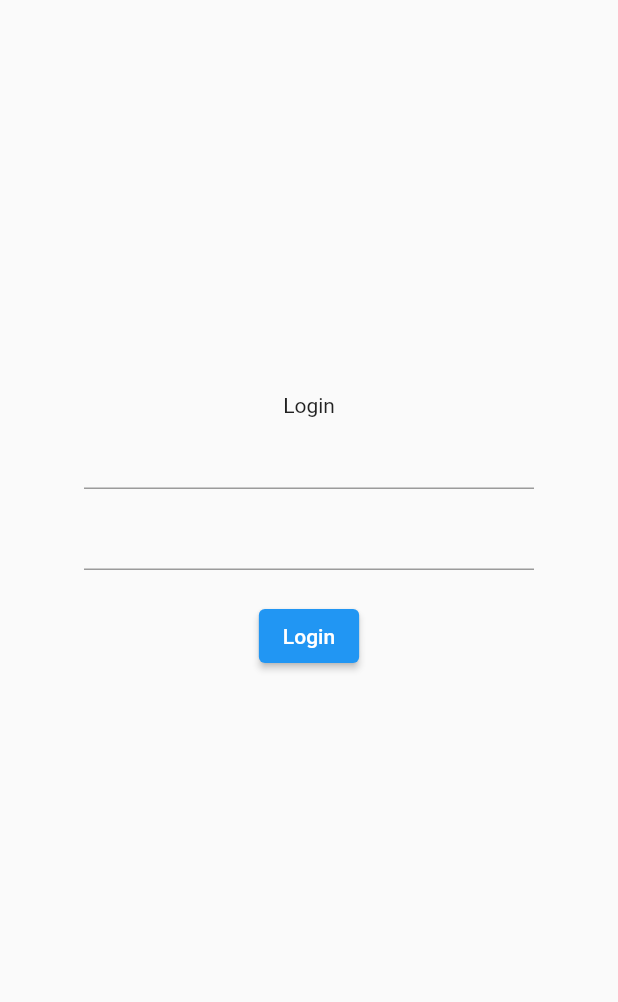
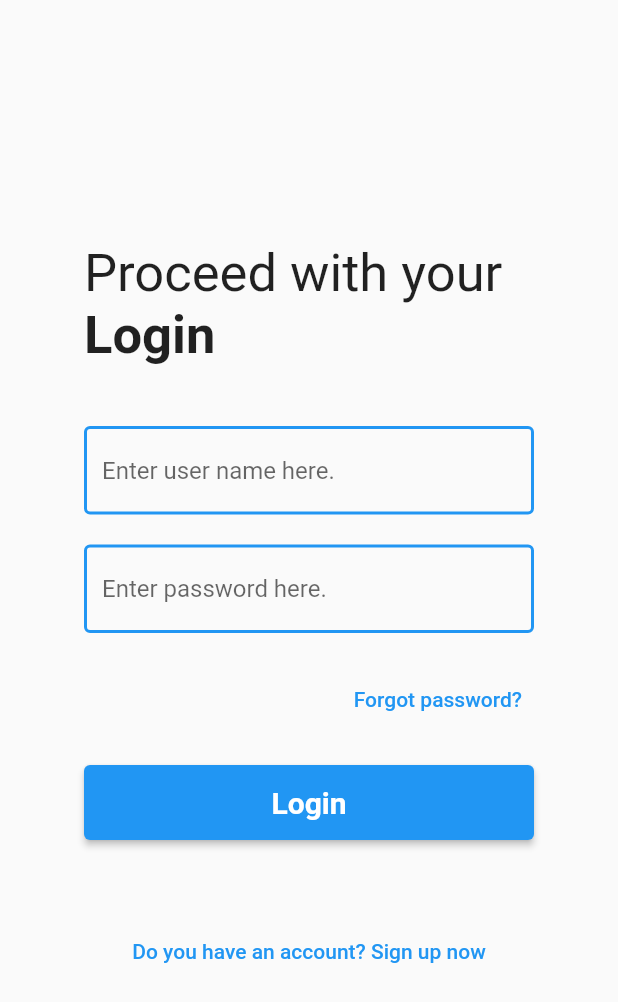
Before and after one commit to Zen-99/I-want, a Flutter app: the screen it shows after launch, on a phone screen of 412 x 824 dp. Shown: the top 1002 px of the screen. Run offline on Flutter 3.47's test engine with Material 2 defaults, Android fonts, the phone set to English and light mode, and no system bars; our stand-ins replace flutter_profile_picture.

Commit message:
login completed

```diff
--- a/lib/screens/authentication/authenticatr.dart
+++ b/lib/screens/authentication/authenticatr.dart
@@ -18,15 +18,39 @@ class _AuthenticateState extends State<Authenticate> {
         child:Container(
           // color: Colors.amber,
           width: 300,
-          height:300,
+          height:500,
           child: Column(
             children: [
-              Text("Login"),
+              Container(
+                alignment: Alignment.topLeft,
+                width: double.infinity,
+                child:Column(
+                crossAxisAlignment: CrossAxisAlignment.start,
+                children: [
+                  Text("Proceed with your",textAlign: TextAlign.left,style: TextStyle(fontSize: 35)),
+                  Text("Login",textAlign: TextAlign.left,style: TextStyle(fontWeight: FontWeight.bold,fontSize: 35)),
+                ],
+              )),
+
+              SizedBox(height: 40),
               Form(
                 key:_formkey,
                 child: Column(
                   children: [
                     TextFormField(
+
+                      decoration: InputDecoration(
+                        hintText: "Enter user name here.",
+                        focusColor: Colors.blueGrey,
+                        enabledBorder: OutlineInputBorder(
+                          borderSide: BorderSide(
+                              width: 2, color: Colors.blue), //<-- SEE HERE
+                        ),
+                        focusedBorder: OutlineInputBorder(
+                          borderSide: BorderSide(
+                            width: 3, color: Colors.blue), //<-- SEE HERE
+                        ),
+                      ),
                       validator: (value) {
                         if (value == null || value.isEmpty) {
                           return 'Empty';
@@ -34,8 +58,20 @@ class _AuthenticateState extends State<Authenticate> {
                         return null;
                       },
                     ),
-                    SizedBox(height: 6),
+                    SizedBox(height: 20),
                     TextFormField(
+                      decoration: InputDecoration(
+                        hintText: "Enter password here.",
+                        focusColor: Colors.blueGrey,
+                        enabledBorder: OutlineInputBorder(
+                          borderSide: BorderSide(
+                              width: 2, color: Colors.blue), //<-- SEE HERE
+                        ),
+                        focusedBorder: OutlineInputBorder(
+                          borderSide: BorderSide(
+                            width: 3, color: Colors.blue), //<-- SEE HERE
+                        ),
+                      ),
                       validator: (value) {
                         if (value == null || value.isEmpty) {
                           return 'Empty';
@@ -43,12 +79,38 @@ class _AuthenticateState extends State<Authenticate> {
                         return null;
                       },
                     ),
-                     SizedBox(height: 20),
-                    ElevatedButton(
+                    SizedBox(height: 20),
+                    Container(
+                      width: double.infinity,
+                      alignment: Alignment.topRight,
+                      child:TextButton(
+                        onPressed: () {
+
+                        },
+                        child: const Text('Forgot password?'),
+                      ),
+                    ),
+                    SizedBox(height: 20),
+                    Container(
+                      width: double.infinity,
+                      height: 50,
+                      child:ElevatedButton(
+
                       onPressed: () {
 
                       },
-                      child: const Text('Login'),
+                      child: const Text('Login',style: TextStyle(fontWeight: FontWeight.bold,fontSize: 20)),
+                    ),
+                    ),
+                    SizedBox(height: 50),
+                    Container(
+                      width: double.infinity,
+                      child:TextButton(
+                        onPressed: () {
+
+                        },
+                        child: const Text('Do you have an account? Sign up now'),
+                      ),
                     ),
                   ],
                 )
```
